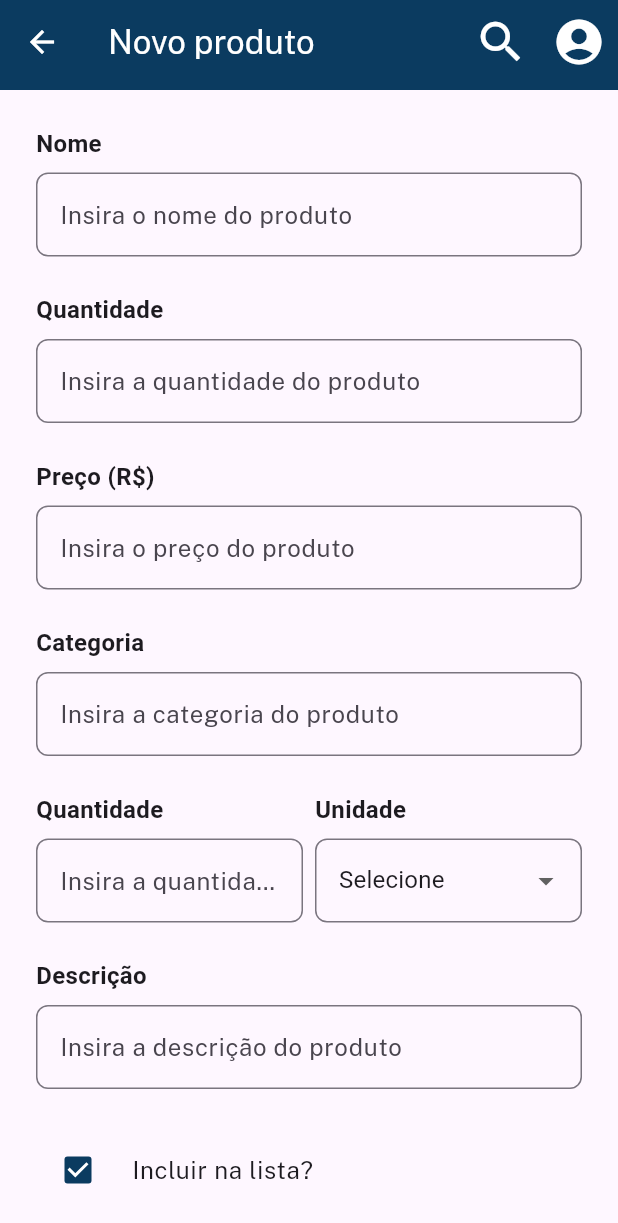
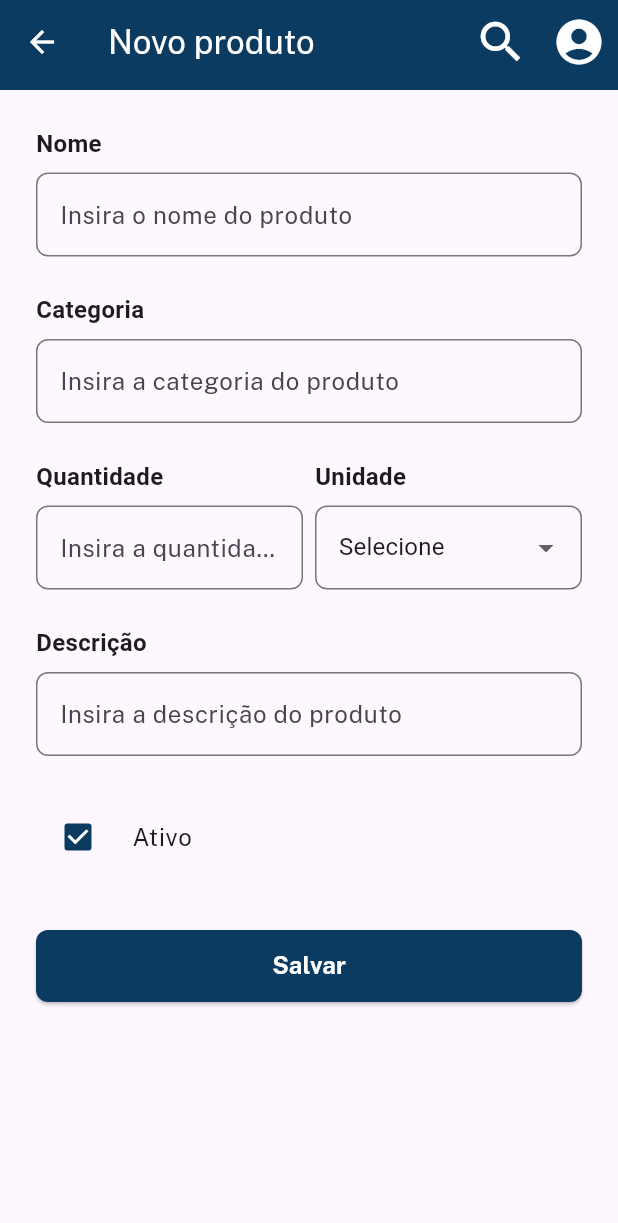
Before and after one commit to otaviohenrique1/app_lista_compras, a Flutter app: the screen it shows after launch, after a tap on the "add" icon, on a phone screen of 412 x 824 dp. Shown: the top 1223 px of the screen. Run offline on Flutter 3.47's test engine with Material 2 defaults, Android fonts, the phone set to English and light mode, and no system bars.

Commit message:
commit 10

```diff
--- a/lib/components/lista_item.dart
+++ b/lib/components/lista_item.dart
@@ -1,7 +1,8 @@
+import 'package:flutter/material.dart';
+import 'package:app_lista_compras/pages/detalhes_produto.dart';
 import 'package:app_lista_compras/styles/colors.dart';
 import 'package:app_lista_compras/styles/fonts.dart';
 import 'package:app_lista_compras/utils/helpers.dart';
-import 'package:flutter/material.dart';
 
 enum ItemMenuEnum { exibir, editar, remover }
 
@@ -28,31 +29,18 @@ class _ListaItemState extends State<ListaItem> {
   Widget build(BuildContext context) {
     ItemMenuEnum? selectedMenu;
 
-    const subTitulo = TextStyle(
-      fontFamily: fontFamily,
-      fontWeight: fontWeightRegular,
-      fontSize: 16,
-    );
-
     return Padding(
       padding: const EdgeInsets.only(bottom: 8),
       child: ListTile(
         contentPadding: const EdgeInsets.only(left: 16, right: 0),
         // contentPadding: const EdgeInsets.symmetric(horizontal: 24),
-        title: Text(
-          widget.nome,
-          style: const TextStyle(
-            fontFamily: fontFamily,
-            fontWeight: fontWeightBold,
-            fontSize: 18,
-          ),
-        ),
+        title: Text(widget.nome, style: style18Regular),
         subtitle: Text(
           formataQuantidadeUnidade(
             quantidade: widget.quantidade,
             unidade: widget.unidade,
           ),
-          style: subTitulo,
+          style: style16Regular,
         ),
         tileColor: cinza2,
         shape: RoundedRectangleBorder(
@@ -70,12 +58,12 @@ class _ListaItemState extends State<ListaItem> {
             setState(() {
               selectedMenu = item;
               if (item == ItemMenuEnum.exibir) {
-                // Navigator.push(
-                //   context,
-                //   MaterialPageRoute(
-                //     builder: (context) => DetalhesProduto(id: widget.id),
-                //   ),
-                // );
+                Navigator.push(
+                  context,
+                  MaterialPageRoute(
+                    builder: (context) => DetalhesProduto(id: widget.id),
+                  ),
+                );
               } else if (item == ItemMenuEnum.editar) {
                 // Navigator.push(
                 //   context,
@@ -89,15 +77,15 @@ class _ListaItemState extends State<ListaItem> {
           itemBuilder: (BuildContext context) => <PopupMenuEntry<ItemMenuEnum>>[
             const PopupMenuItem<ItemMenuEnum>(
               value: ItemMenuEnum.exibir,
-              child: Text('Exibir', style: subTitulo),
+              child: Text('Exibir', style: style16Regular),
             ),
             const PopupMenuItem<ItemMenuEnum>(
               value: ItemMenuEnum.editar,
-              child: Text('Editar', style: subTitulo),
+              child: Text('Editar', style: style16Regular),
             ),
             const PopupMenuItem<ItemMenuEnum>(
               value: ItemMenuEnum.remover,
-              child: Text('Remover', style: subTitulo),
+              child: Text('Remover', style: style16Regular),
             ),
           ],
         ),
--- a/lib/pages/novo_produto.dart
+++ b/lib/pages/novo_produto.dart
@@ -19,7 +19,7 @@ class NovoProduto extends StatefulWidget {
 class _NovoProdutoState extends State<NovoProduto> {
   var formKey = GlobalKey<FormState>();
   final TextEditingController _nomeController = TextEditingController();
-  final TextEditingController _precoController = TextEditingController();
+  // final TextEditingController _precoController = TextEditingController();
   final TextEditingController _categoriaController = TextEditingController();
   final TextEditingController _quantidadeController = TextEditingController();
   final TextEditingController _descricaoController = TextEditingController();
@@ -29,7 +29,7 @@ class _NovoProdutoState extends State<NovoProduto> {
   @override
   void dispose() {
     _nomeController.dispose();
-    _precoController.dispose();
+    // _precoController.dispose();
     _categoriaController.dispose();
     _quantidadeController.dispose();
     _descricaoController.dispose();
@@ -59,26 +59,16 @@ class _NovoProdutoState extends State<NovoProduto> {
                   validator: validaCampoVazio,
                   obscureText: false,
                 ),
-                const SizedBox(height: 24),
-                CampoTexto(
-                  label: "Quantidade",
-                  hintText: "Insira a quantidade do produto",
-                  controller: _precoController,
-                  exibeLabel: true,
-                  keyboardType: TextInputType.number,
-                  obscureText: false,
-                  validator: validaCampoVazio,
-                ),
-                const SizedBox(height: 24),
-                CampoTexto(
-                  label: "Preço (R\$)",
-                  hintText: "Insira o preço do produto",
-                  controller: _precoController,
-                  exibeLabel: true,
-                  keyboardType: TextInputType.number,
-                  obscureText: false,
-                  validator: validaCampoVazio,
-                ),
+                // const SizedBox(height: 24),
+                // CampoTexto(
+                //   label: "Preço (R\$)",
+                //   hintText: "Insira o preço do produto",
+                //   controller: _precoController,
+                //   exibeLabel: true,
+                //   keyboardType: TextInputType.number,
+                //   obscureText: false,
+                //   validator: validaCampoVazio,
+                // ),
                 const SizedBox(height: 24),
                 CampoTexto(
                   label: "Categoria",
@@ -138,7 +128,8 @@ class _NovoProdutoState extends State<NovoProduto> {
                 const SizedBox(height: 24),
                 CampoCheckbox(
                   item: CheckboxModel(
-                    texto: "Incluir na lista?",
+                    texto: "Ativo",
+                    // texto: "Incluir na lista?",
                     checked: isSelected,
                   ),
                 ),
```
Also changed, not shown: lib/components/item_detalhes.dart (added, +53 -0 lines), lib/pages/detalhes_produto.dart (added, +83 -0 lines), lib/styles/fonts.dart (+24 -0 lines), lib/utils/data.dart (+20 -0 lines).
